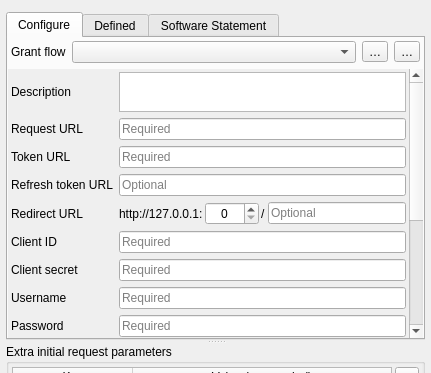
Qt form src/auth/oauth2/gui/qgsauthoauth2edit.ui (carsmie/QGIS) before a commit; both pictures show x 0 to 431 and y 0 to 373 of the 431 by 676 pixel window.
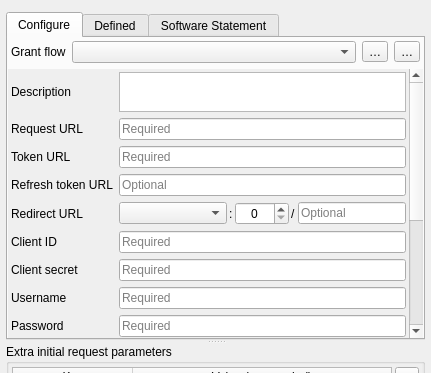
The same form after that commit. Icons and pictures are not drawn. Custom widgets are drawn as their Qt base class.

Commit message:
[feature] Add option to use localhost as redirect host for oauth2
Some oauth2 implementations (eg the MS Sharepoint implementation)
do not support http://127.0.0.1 redirects. They allow only
https://127.0.0.1 OR http://localhost redirects.

Since https is not simple to support, instead expose an option
to allow localhost for redirects.

```diff
--- a/src/auth/oauth2/gui/qgsauthoauth2edit.ui
+++ b/src/auth/oauth2/gui/qgsauthoauth2edit.ui
@@ -432,7 +432,7 @@
             </item>
             <item row="4" column="1" colspan="3">
              <widget class="QFrame" name="frameRedirectUrl">
-              <layout class="QHBoxLayout" name="horizontalLayout_4">
+              <layout class="QHBoxLayout" name="horizontalLayout_4" stretch="1,0,0,0,0">
                <property name="spacing">
                 <number>2</number>
                </property>
@@ -448,10 +448,13 @@
                <property name="bottomMargin">
                 <number>0</number>
                </property>
+               <item>
+                <widget class="QComboBox" name="comboRedirectHost"/>
+               </item>
                <item>
                 <widget class="QLabel" name="lblRedirectIP">
                  <property name="text">
-                  <string>http://127.0.0.1:</string>
+                  <string>:</string>
                  </property>
                 </widget>
                </item>
```
Left out of the diff: 1 changed line with no effect on the pictures. The commit also changes 5 other files.
